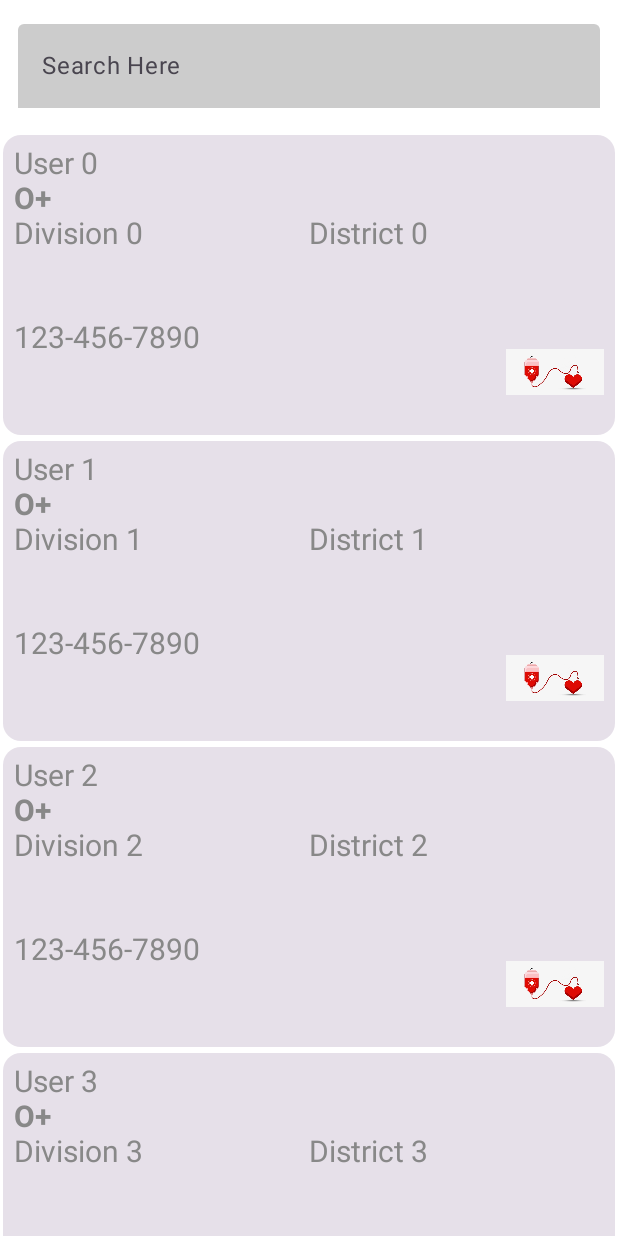
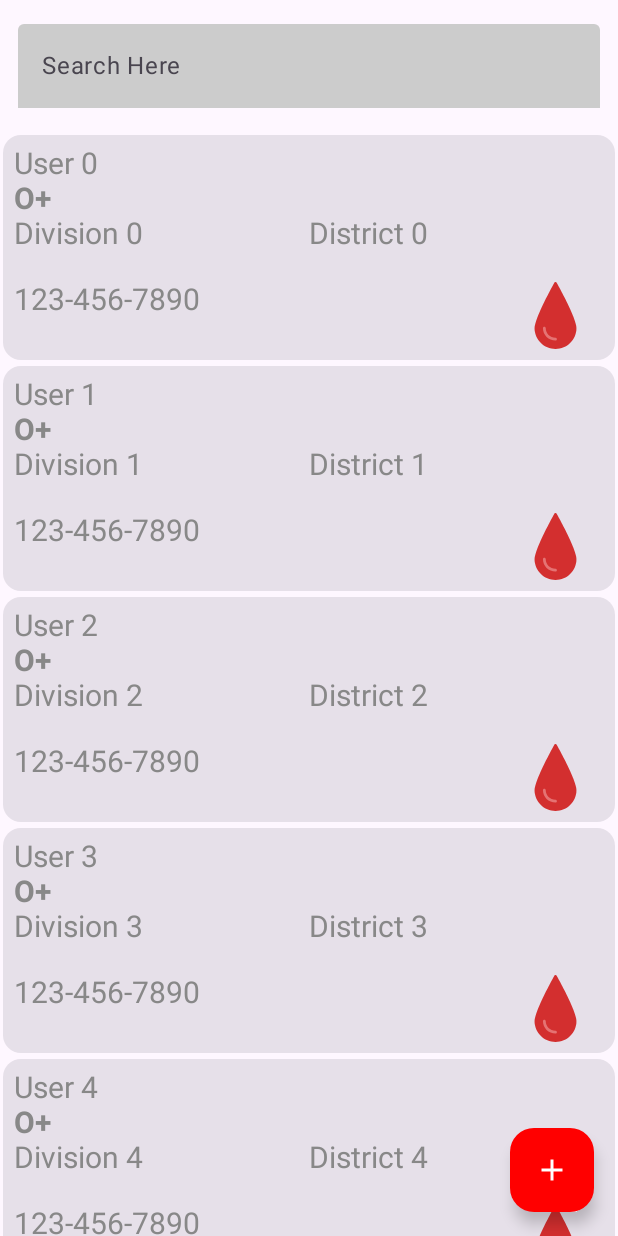
Before and after one commit to Fawazalzamel/BloodDonationProject, an Android app built with Jetpack Compose: the @Preview function RequestListPreview, on a phone screen of 412 x 824 dp. Run offline under Robolectric (Android 15) with nearby library versions, the phone set to English and light mode, and no system bars.

Commit message:
still working on it

```diff
--- a/BloodDonationAndriod/app/build.gradle.kts
+++ b/BloodDonationAndriod/app/build.gradle.kts
@@ -59,6 +59,8 @@
     implementation("androidx.activity:activity-compose:1.8.2")
     implementation(platform("androidx.compose:compose-bom:2023.08.00"))
     implementation("androidx.compose.ui:ui")
+
+        implementation( "androidx.navigation:navigation-compose:2.4.0-alpha07")
     implementation("androidx.compose.ui:ui-graphics")
     implementation("androidx.compose.ui:ui-tooling-preview")
     implementation("androidx.compose.material3:material3")
--- a/BloodDonationAndriod/app/src/main/java/com/example/blooddonationsfrontend/composable/Menu.kt
+++ b/BloodDonationAndriod/app/src/main/java/com/example/blooddonationsfrontend/composable/Menu.kt
@@ -4,8 +4,6 @@
 import androidx.compose.foundation.layout.Arrangement
 import androidx.compose.foundation.layout.fillMaxSize
 import androidx.compose.foundation.layout.Column
-import androidx.compose.foundation.layout.Spacer
-import androidx.compose.foundation.layout.height
 import androidx.compose.material.*
 import androidx.compose.material3.ExperimentalMaterial3Api
 import androidx.compose.material3.Icon
@@ -17,10 +15,9 @@
 import androidx.compose.ui.Alignment
 import androidx.compose.ui.Modifier
 import androidx.compose.ui.graphics.Color
-import androidx.compose.ui.res.colorResource
 import androidx.compose.ui.res.painterResource
 import androidx.compose.ui.tooling.preview.Preview
-import androidx.compose.ui.unit.dp
+
 import com.example.blooddonationsfrontend.R
 
 @OptIn(ExperimentalMaterial3Api::class)
--- a/BloodDonationAndriod/app/src/main/java/com/example/blooddonationsfrontend/composable/RequestList.kt
+++ b/BloodDonationAndriod/app/src/main/java/com/example/blooddonationsfrontend/composable/RequestList.kt
@@ -5,7 +5,12 @@
 import androidx.compose.foundation.layout.padding
 import androidx.compose.foundation.lazy.LazyColumn
 import androidx.compose.foundation.text.KeyboardOptions
+import androidx.compose.material.icons.Icons
+import androidx.compose.material.icons.filled.Add
+import androidx.compose.material3.FloatingActionButton
+import androidx.compose.material3.Icon
 import androidx.compose.material3.LocalTextStyle
+import androidx.compose.material3.Scaffold
 import androidx.compose.material3.Text
 import androidx.compose.material3.TextField
 import androidx.compose.material3.TextFieldDefaults
@@ -24,8 +29,21 @@
 @Composable
 fun RequestList() {
     val searchText = remember { mutableStateOf("") }
-
-    Column(modifier = Modifier.fillMaxSize()) {
+    Scaffold(
+        floatingActionButton = {
+            FloatingActionButton(
+                onClick = { /* Handle button click */ },
+                containerColor = Color.Red,
+                contentColor = Color.White
+            ) {
+                Icon(
+                    imageVector = Icons.Default.Add,
+                    contentDescription = "Add Request"
+                )
+            }
+        }
+    ) {
+        Column(modifier = Modifier.fillMaxSize().padding(it)) {
             TextField(
                 value = searchText.value,
                 onValueChange = { newText -> searchText.value = newText },
@@ -57,8 +75,7 @@
             }
         }
     }
-
-
+}
 
 @Preview
 @Composable
--- a/BloodDonationAndriod/app/src/main/java/com/example/blooddonationsfrontend/composable/UserCard.kt
+++ b/BloodDonationAndriod/app/src/main/java/com/example/blooddonationsfrontend/composable/UserCard.kt
@@ -28,12 +28,12 @@
     userPhone: String
 ) {
     Card(
-        // backgroundColor = Color.LightGray,
+        //backgroundColor = Color.LightGray,
         shape = RoundedCornerShape(12.dp),
         // elevation = 8.dp,
         modifier = Modifier
             .padding(2.dp)
-            .height(200.dp)
+            .height(150.dp)
             //.align(LineHeightStyle.Alignment.Top)
     ) {
         Column(modifier = Modifier.padding(7.dp)) {
```
Also changed, not shown: BloodDonationAndriod/app/src/main/java/com/example/blooddonationsfrontend/MainActivity.kt (+4 -3 lines), BloodDonationAndriod/app/src/main/java/com/example/blooddonationsfrontend/composable/Login.kt (+1 -6 lines), BloodDonationAndriod/app/src/main/java/com/example/blooddonationsfrontend/composable/Nav.kt (added, +44 -0 lines), BloodDonationAndriod/app/src/main/java/com/example/blooddonationsfrontend/composable/myform.kt (added, +73 -0 lines), BloodDonationAndriod/app/src/main/java/com/example/blooddonationsfrontend/data/User.kt (+6 -1 lines), BloodDonationAndriod/app/src/main/java/com/example/blooddonationsfrontend/utils/Routes.kt (+13 -2 lines), BloodDonationAndriod/app/src/main/java/com/example/blooddonationsfrontend/viewmodel/DonationViewModel.kt (+5 -2 lines), BloodDonationAndriod/app/src/main/res/drawable/blood.png (deleted). Lines whose indentation alone changed are shown as unchanged.
